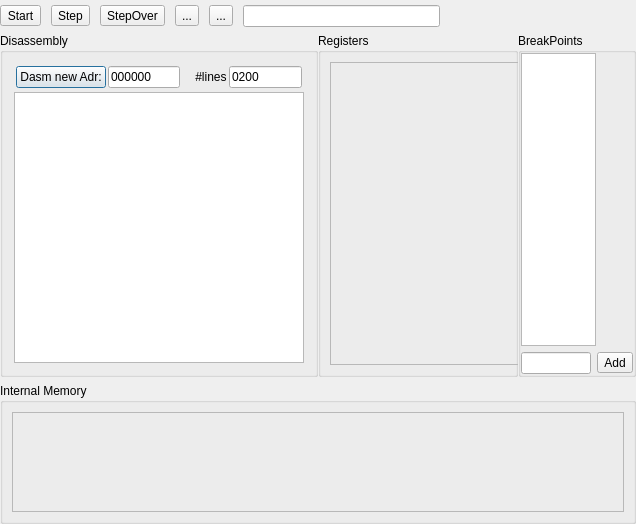
TheProjecter/pockemul, file ui/dialogdasm.ui: the form before one commit.
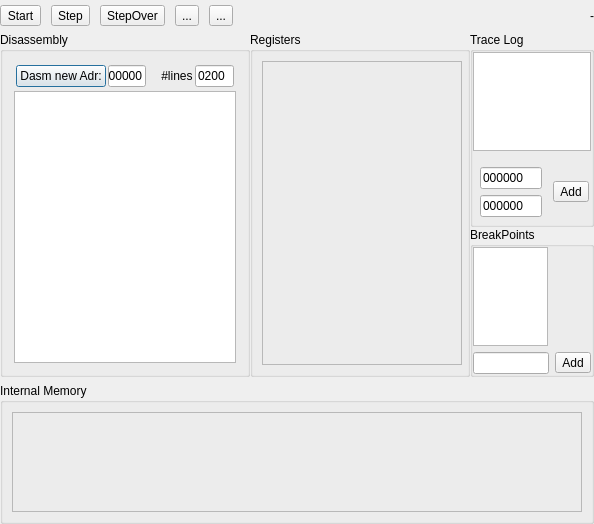
The form after the commit.

The edit to the form file:
```diff
--- a/ui/dialogdasm.ui
+++ b/ui/dialogdasm.ui
@@ -6,7 +6,7 @@
    <rect>
     <x>0</x>
     <y>0</y>
-    <width>636</width>
+    <width>594</width>
     <height>524</height>
    </rect>
   </property>
@@ -66,9 +66,6 @@
        </property>
       </widget>
      </item>
-     <item>
-      <widget class="QLineEdit" name="lineEdit"/>
-     </item>
      <item>
       <spacer name="horizontalSpacer">
        <property name="orientation">
@@ -76,12 +73,19 @@
        </property>
        <property name="sizeHint" stdset="0">
         <size>
-         <width>40</width>
+         <width>100</width>
          <height>20</height>
         </size>
        </property>
       </spacer>
      </item>
+     <item>
+      <widget class="QLabel" name="label_2">
+       <property name="text">
+        <string>-</string>
+       </property>
+      </widget>
+     </item>
     </layout>
    </item>
    <item>
@@ -207,7 +211,7 @@
        </property>
        <property name="minimumSize">
         <size>
-         <width>200</width>
+         <width>220</width>
          <height>0</height>
         </size>
        </property>
@@ -266,6 +270,101 @@
        <property name="sizeConstraint">
         <enum>QLayout::SetDefaultConstraint</enum>
        </property>
+       <item>
+        <widget class="QGroupBox" name="groupBox_4">
+         <property name="title">
+          <string>Trace Log</string>
+         </property>
+         <layout class="QVBoxLayout" name="verticalLayout_9">
+          <property name="leftMargin">
+           <number>0</number>
+          </property>
+          <property name="topMargin">
+           <number>0</number>
+          </property>
+          <property name="rightMargin">
+           <number>0</number>
+          </property>
+          <property name="bottomMargin">
+           <number>0</number>
+          </property>
+          <item>
+           <widget class="QListWidget" name="lwTraceRange"/>
+          </item>
+          <item>
+           <layout class="QHBoxLayout" name="horizontalLayout_5">
+            <property name="leftMargin">
+             <number>2</number>
+            </property>
+            <property name="topMargin">
+             <number>5</number>
+            </property>
+            <property name="rightMargin">
+             <number>2</number>
+            </property>
+            <property name="bottomMargin">
+             <number>2</number>
+            </property>
+            <item>
+             <layout class="QVBoxLayout" name="verticalLayout_10">
+              <property name="leftMargin">
+               <number>5</number>
+              </property>
+              <property name="topMargin">
+               <number>5</number>
+              </property>
+              <property name="rightMargin">
+               <number>5</number>
+              </property>
+              <property name="bottomMargin">
+               <number>5</number>
+              </property>
+              <item>
+               <widget class="QLineEdit" name="leTraceFrom">
+                <property name="sizePolicy">
+                 <sizepolicy hsizetype="Expanding" vsizetype="Fixed">
+                  <horstretch>0</horstretch>
+                  <verstretch>0</verstretch>
+                 </sizepolicy>
+                </property>
+                <property name="minimumSize">
+                 <size>
+                  <width>0</width>
+                  <height>0</height>
+                 </size>
+                </property>
+                <property name="inputMask">
+                 <string>HHHHHH</string>
+                </property>
+                <property name="text">
+                 <string>000000</string>
+                </property>
+               </widget>
+              </item>
+              <item>
+               <widget class="QLineEdit" name="leTraceTo">
+                <property name="inputMask">
+                 <string>HHHHHH</string>
+                </property>
+                <property name="text">
+                 <string>000000</string>
+                </property>
+               </widget>
+              </item>
+             </layout>
+            </item>
+            <item>
+             <widget class="QToolButton" name="tbAddTraceRange">
+              <property name="text">
+               <string>Add</string>
+              </property>
+             </widget>
+            </item>
+           </layout>
+          </item>
+         </layout>
+        </widget>
+       </item>
        <item>
         <widget class="QGroupBox" name="groupBox_3">
          <property name="title">
```
